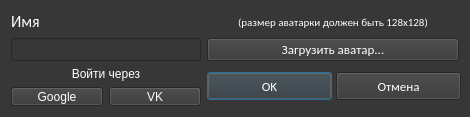
First picture: the form in ui/dialogs/user_registration.ui, repository Protocs/OkayMoney, before the edit.
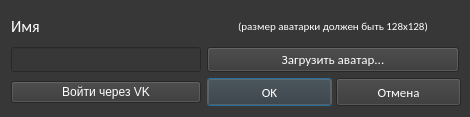
Second picture: the form after the edit. Icons and pictures are not drawn.

```diff
--- a/ui/dialogs/user_registration.ui
+++ b/ui/dialogs/user_registration.ui
@@ -39,7 +39,7 @@
   <layout class="QVBoxLayout" name="verticalLayout">
    <item>
     <layout class="QGridLayout" name="gridLayout">
-     <item row="1" column="1">
+     <item row="2" column="1">
       <widget class="QPushButton" name="add_avatar_btn">
        <property name="minimumSize">
         <size>
@@ -70,23 +70,7 @@
        </property>
       </widget>
      </item>
-     <item row="0" column="1">
-      <widget class="QLabel" name="avatar_name">
-       <property name="font">
-        <font>
-         <family>Calibri</family>
-         <pointsize>8</pointsize>
-        </font>
-       </property>
-       <property name="text">
-        <string>(размер аватарки должен быть 128x128)</string>
-       </property>
-       <property name="alignment">
-        <set>Qt::AlignCenter</set>
-       </property>
-      </widget>
-     </item>
-     <item row="2" column="1">
+     <item row="3" column="1">
       <layout class="QHBoxLayout" name="horizontalLayout">
        <item>
         <widget class="QPushButton" name="ok_button">
@@ -140,7 +124,23 @@
        </item>
       </layout>
      </item>
-     <item row="1" column="0">
+     <item row="1" column="1">
+      <widget class="QLabel" name="avatar_name">
+       <property name="font">
+        <font>
+         <family>Calibri</family>
+         <pointsize>8</pointsize>
+        </font>
+       </property>
+       <property name="text">
+        <string>(размер аватарки должен быть 128x128)</string>
+       </property>
+       <property name="alignment">
+        <set>Qt::AlignCenter</set>
+       </property>
+      </widget>
+     </item>
+     <item row="2" column="0">
       <widget class="QLineEdit" name="name">
        <property name="minimumSize">
         <size>
@@ -156,7 +156,7 @@
        </property>
       </widget>
      </item>
-     <item row="0" column="0">
+     <item row="1" column="0">
       <widget class="QLabel" name="label">
        <property name="font">
         <font>
@@ -172,40 +172,12 @@
        </property>
       </widget>
      </item>
-     <item row="2" column="0">
-      <layout class="QVBoxLayout" name="verticalLayout_2">
-       <item>
-        <widget class="QLabel" name="label_2">
-         <property name="styleSheet">
-          <string notr="true"/>
-         </property>
-         <property name="text">
-          <string>Войти через</string>
-         </property>
-         <property name="alignment">
-          <set>Qt::AlignCenter</set>
-         </property>
-        </widget>
-       </item>
-       <item>
-        <layout class="QHBoxLayout" name="horizontalLayout_2">
-         <item>
-          <widget class="QPushButton" name="login_google">
-           <property name="text">
-            <string>Google</string>
-           </property>
-          </widget>
-         </item>
-         <item>
-          <widget class="QPushButton" name="login_vk">
-           <property name="text">
-            <string>VK</string>
-           </property>
-          </widget>
-         </item>
-        </layout>
-       </item>
-      </layout>
+     <item row="3" column="0">
+      <widget class="QPushButton" name="login_vk">
+       <property name="text">
+        <string>Войти через VK</string>
+       </property>
+      </widget>
      </item>
     </layout>
    </item>
```
